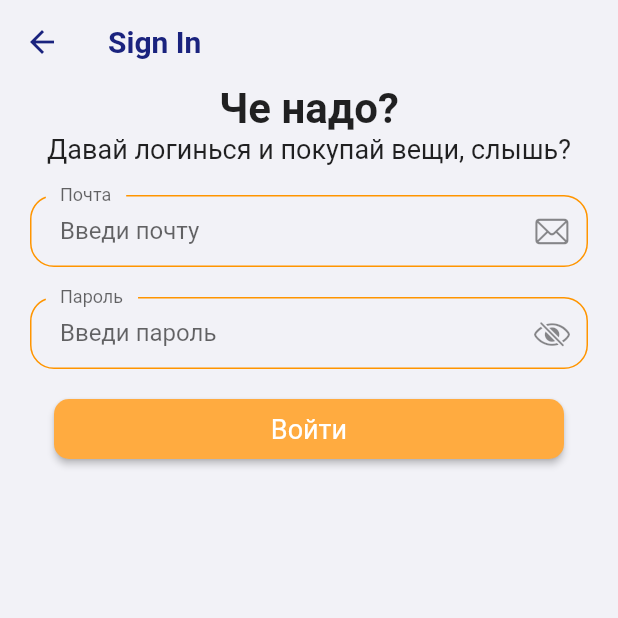
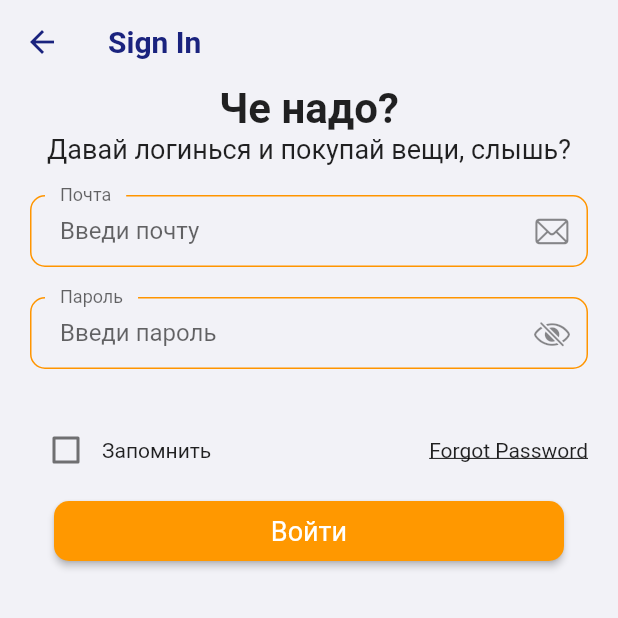
Before and after one commit to toligrimm/ecom, a Flutter app: the screen it shows after launch, after a tap on the "person" icon, on a phone screen of 412 x 824 dp, the top half of it. Run offline on Flutter 3.47's test engine with Material 2 defaults, Android fonts, the phone set to English and light mode, and no system bars.

```diff
--- /dev/null
+++ b/lib/form_error.dart
@@ -0,0 +1,28 @@
+import 'package:flutter/cupertino.dart';
+import 'package:flutter/material.dart';
+
+class FormError extends StatelessWidget {
+  const FormError({
+    Key? key,
+    required this.errors,
+  }) : super(key: key);
+
+  final List<String?> errors;
+
+  @override
+  Widget build(BuildContext context) {
+    return Column(
+      children: List.generate(
+          errors.length, (index) => formErrorText(error: errors[index]!)),
+    );
+  }
+
+  Row formErrorText({required String error}) {
+    return Row(
+      children: [
+      const Icon(CupertinoIcons.xmark_circle, color: Colors.red,),
+        Text(error),
+      ],
+    );
+  }
+}
--- a/lib/pages/auth/body.dart
+++ b/lib/pages/auth/body.dart
@@ -2,6 +2,7 @@ import 'package:flutter/cupertino.dart';
 import 'package:flutter/material.dart';
 
 import '../../constants.dart';
+import '../../form_error.dart';
 
 class Body extends StatefulWidget {
   const Body({Key? key}) : super(key: key);
@@ -89,7 +90,21 @@ class _SignFormState extends State<SignForm> {
             ),
             buildPasswordFormField(),
             const SizedBox(height: 20,),
-
+            FormError(errors: errors),
+            const SizedBox(height: 10,),
+            Row(
+              children: [
+                Checkbox(value: remember, activeColor: Colors.orange, onChanged: (value) {
+                  setState(() {
+                    remember = value;
+                  });
+                },),
+                const Text('Запомнить'),
+                const Spacer(),
+                const Text('Forgot Password', style: TextStyle(decoration: TextDecoration.underline),)
+              ],
+            ),
+            const SizedBox(height: 10,),
             SizedBox(
               width: 340,
               height: 40,
@@ -101,7 +116,7 @@ class _SignFormState extends State<SignForm> {
                 }
               }, child: const Text('Войти'),
                 style: ButtonStyle(
-                    backgroundColor: MaterialStateProperty.all(Colors.orangeAccent),
+                    backgroundColor: MaterialStateProperty.all(Colors.orange),
                     textStyle: MaterialStateProperty.all(const TextStyle(fontSize: 18)
                     ),
                     shape: MaterialStateProperty.all<RoundedRectangleBorder>(
@@ -112,6 +127,7 @@ class _SignFormState extends State<SignForm> {
                 )
                 ),
               ),
+
           ],
         ),
       ),
@@ -121,13 +137,41 @@ class _SignFormState extends State<SignForm> {
   TextFormField buildPasswordFormField() {
     return TextFormField(
             obscureText: true,
+      onChanged: (value) {
+        if (value.isNotEmpty && errors.contains(kPassNullError)) {
+          setState(() {
+            errors.remove(kPassNullError);
+          }
+          );
+          if(value.length >= 8 && errors.contains(kShortPassError)) {
+            setState(() {
+              errors.remove(kShortPassError);
+            });
+          }
+        }
+
+      },
+      validator: (value) {
+        if (value!.isEmpty && !errors.contains(kPassNullError)) {
+          setState(() {
+            errors.add(kPassNullError);
+          }
+          );
+          if(value.length <8 && !errors.contains(kShortPassError)) {
+            setState(() {
+              errors.add(kShortPassError);
+            });
+          }
+        }
+        return null;
+      },
             decoration: InputDecoration(
                 labelText: 'Пароль',
                 hintText: 'Введи пароль',
                 floatingLabelBehavior: FloatingLabelBehavior.always,
                 contentPadding: const EdgeInsets.symmetric(horizontal: 20),
                 enabledBorder: OutlineInputBorder(
-                  borderRadius: BorderRadius.circular(16),
+                  borderRadius: BorderRadius.circular(10),
                   borderSide: const BorderSide(
                     color: CupertinoColors.systemOrange,
                   ),
@@ -135,7 +179,7 @@ class _SignFormState extends State<SignForm> {
                 ),
                 suffixIcon: const Icon(CupertinoIcons.eye_slash),
                 focusedBorder: OutlineInputBorder(
-                  borderRadius: BorderRadius.circular(16),
+                  borderRadius: BorderRadius.circular(10),
                   borderSide: const BorderSide(
                     color: CupertinoColors.systemOrange,
                   ),
@@ -154,7 +198,6 @@ class _SignFormState extends State<SignForm> {
         } else if (emailValidatorRegExp.hasMatch(value)) {
           removeError(error: kInvalidEmailError);
         }
-        return null;
       },
       validator: (value) {
         if (value!.isEmpty && !errors.contains(kEmailNullError)) {
@@ -176,7 +219,7 @@ class _SignFormState extends State<SignForm> {
           floatingLabelBehavior: FloatingLabelBehavior.always,
           contentPadding: const EdgeInsets.symmetric(horizontal: 20),
           enabledBorder: OutlineInputBorder(
-            borderRadius: BorderRadius.circular(16),
+            borderRadius: BorderRadius.circular(10),
             borderSide: const BorderSide(
               color: CupertinoColors.systemOrange,
             ),
@@ -184,7 +227,7 @@ class _SignFormState extends State<SignForm> {
           ),
           suffixIcon: const Icon(CupertinoIcons.mail),
           focusedBorder: OutlineInputBorder(
-            borderRadius: BorderRadius.circular(16),
+            borderRadius: BorderRadius.circular(10),
             borderSide: const BorderSide(
               color: CupertinoColors.systemOrange,
             ),
```
